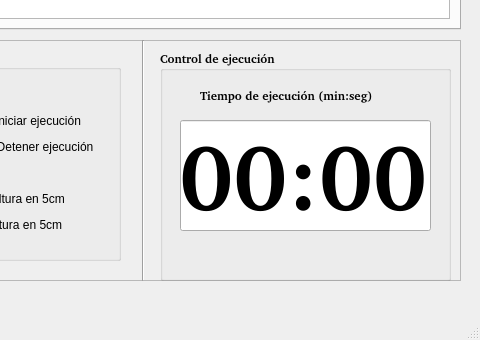
This is Python/CuadricopteroUCAB/InterfazPrincipalQt.ui in YoshuaNava/TesisCuadricoptero as Qt 5 draws it before an edit; both pictures show x 570 to 1050 and y 360 to 700 of the 1050 by 700 pixel window. The edited form follows.
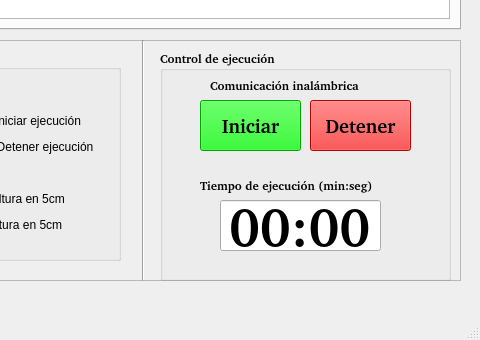
This is the edited form. Custom widgets are drawn as their Qt base class.

Commit message: Interfaz en Qt, y código para manejarla.

What changed in the file:
```diff
--- a/Python/CuadricopteroUCAB/InterfazPrincipalQt.ui
+++ b/Python/CuadricopteroUCAB/InterfazPrincipalQt.ui
@@ -199,7 +199,7 @@
       <property name="geometry">
        <rect>
         <x>40</x>
-        <y>30</y>
+        <y>120</y>
         <width>201</width>
         <height>31</height>
        </rect>
@@ -217,16 +217,16 @@
      <widget class="QLineEdit" name="tiempoEJecucion">
       <property name="geometry">
        <rect>
-        <x>20</x>
-        <y>70</y>
-        <width>251</width>
-        <height>111</height>
+        <x>60</x>
+        <y>150</y>
+        <width>161</width>
+        <height>51</height>
        </rect>
       </property>
       <property name="font">
        <font>
         <family>Droid Sans [unknown]</family>
-        <pointsize>70</pointsize>
+        <pointsize>40</pointsize>
        </font>
       </property>
       <property name="text">
@@ -242,6 +242,75 @@
        <bool>true</bool>
       </property>
      </widget>
+     <widget class="QPushButton" name="pB_iniciarComunicacion">
+      <property name="geometry">
+       <rect>
+        <x>40</x>
+        <y>50</y>
+        <width>101</width>
+        <height>51</height>
+       </rect>
+      </property>
+      <property name="font">
+       <font>
+        <pointsize>14</pointsize>
+        <weight>75</weight>
+        <bold>true</bold>
+       </font>
+      </property>
+      <property name="styleSheet">
+       <string notr="true">QPushButton {
+    background-color: rgb(0,230,0);
+}</string>
+      </property>
+      <property name="text">
+       <string>Iniciar</string>
+      </property>
+     </widget>
+     <widget class="QPushButton" name="pB_detenerComunicacion">
+      <property name="geometry">
+       <rect>
+        <x>150</x>
+        <y>50</y>
+        <width>101</width>
+        <height>51</height>
+       </rect>
+      </property>
+      <property name="font">
+       <font>
+        <pointsize>14</pointsize>
+        <weight>75</weight>
+        <bold>true</bold>
+       </font>
+      </property>
+      <property name="styleSheet">
+       <string notr="true">QPushButton {
+    background-color: rgb(255,0,0);
+}</string>
+      </property>
+      <property name="text">
+       <string>Detener</string>
+      </property>
+     </widget>
+     <widget class="QLabel" name="titulo_tiempoEjecucion_2">
+      <property name="geometry">
+       <rect>
+        <x>50</x>
+        <y>20</y>
+        <width>181</width>
+        <height>31</height>
+       </rect>
+      </property>
+      <property name="font">
+       <font>
+        <weight>75</weight>
+        <bold>true</bold>
+       </font>
+      </property>
+      <property name="text">
+       <string>Comunicación inalámbrica</string>
+      </property>
+     </widget>
     </widget>
     <widget class="Line" name="line_2">
      <property name="geometry">
```
Left out of the diff: 14 changed lines with no effect on the pictures. The commit also changes 1 other file.
